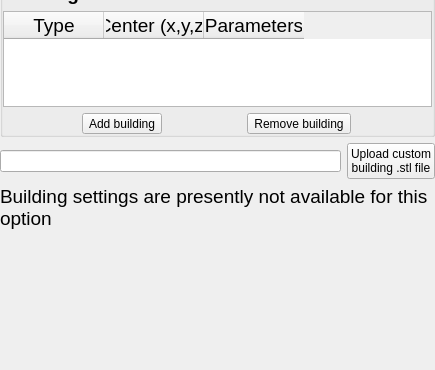
This is EVENTS/GeoClawOpenFOAM/buildings.ui in NHERI-SimCenter/HydroUQ as Qt 5 draws it before an edit; both pictures show x 0 to 435 and y 553 to 923 of the 435 by 923 pixel window. The edited form follows.
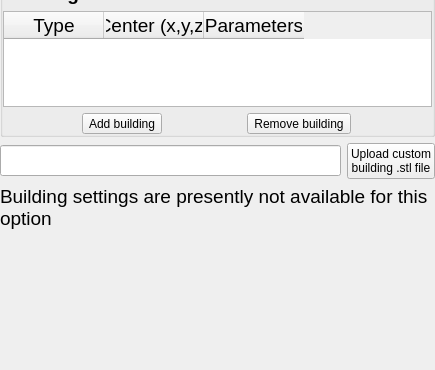
This is the edited form.

Diff of the .ui file:
```diff
--- a/EVENTS/GeoClawOpenFOAM/buildings.ui
+++ b/EVENTS/GeoClawOpenFOAM/buildings.ui
@@ -556,7 +556,13 @@
    <item>
     <layout class="QHBoxLayout" name="horizontalLayout">
      <item>
-      <widget class="QLineEdit" name="PText_CustomBuild"/>
+      <widget class="QLineEdit" name="PText_CustomBuild">
+       <property name="font">
+        <font>
+         <pointsize>14</pointsize>
+        </font>
+       </property>
+      </widget>
      </item>
      <item>
       <widget class="QPushButton" name="Btn_CustomBuild">
```
